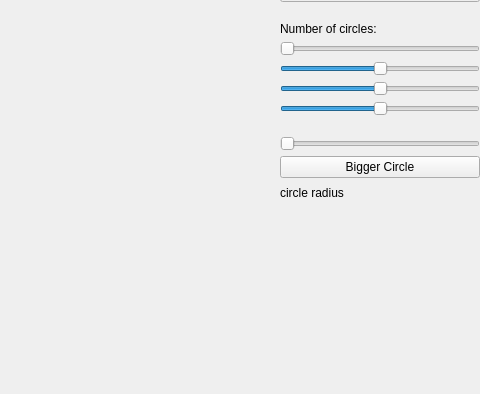
Before: the Qt Designer form bubblewrap/ui/widget.ui in daviddumas/bubble-wrap, drawn with Qt 5; both pictures show x 220 to 700 and y 106 to 500 of the 700 by 500 pixel window.
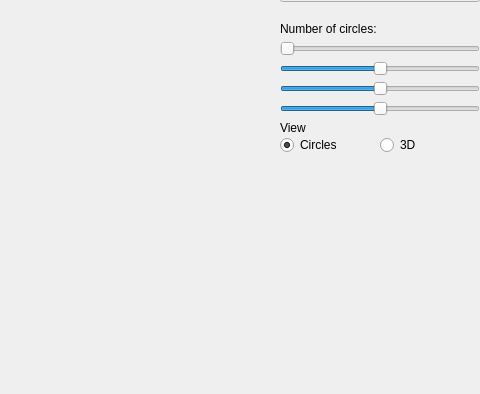
After: the same form once the commit is applied.

Commit message: Enhanced controls to manipulate circle packings.

```diff
--- a/bubblewrap/ui/widget.ui
+++ b/bubblewrap/ui/widget.ui
@@ -355,41 +355,6 @@
          </property>
         </widget>
        </item>
-       <item>
-        <spacer name="verticalSpacer_8">
-         <property name="orientation">
-          <enum>Qt::Vertical</enum>
-         </property>
-         <property name="sizeType">
-          <enum>QSizePolicy::Fixed</enum>
-         </property>
-         <property name="sizeHint" stdset="0">
-          <size>
-           <width>20</width>
-           <height>20</height>
-          </size>
-         </property>
-        </spacer>
-       </item>
-       <item>
-        <widget class="QSlider" name="bigger_cir_slider">
-         <property name="minimum">
-          <number>100</number>
-         </property>
-         <property name="maximum">
-          <number>25000</number>
-         </property>
-         <property name="singleStep">
-          <number>10</number>
-         </property>
-         <property name="value">
-          <number>100</number>
-         </property>
-         <property name="orientation">
-          <enum>Qt::Horizontal</enum>
-         </property>
-        </widget>
-       </item>
        <item>
         <spacer name="verticalSpacer_10">
          <property name="orientation">
@@ -407,58 +372,35 @@
         </spacer>
        </item>
        <item>
-        <widget class="QPushButton" name="bigger_cir">
-         <property name="sizePolicy">
-          <sizepolicy hsizetype="Expanding" vsizetype="Fixed">
-           <horstretch>0</horstretch>
-           <verstretch>0</verstretch>
-          </sizepolicy>
-         </property>
-         <property name="minimumSize">
-          <size>
-           <width>200</width>
-           <height>0</height>
-          </size>
-         </property>
-         <property name="maximumSize">
-          <size>
-           <width>200</width>
-           <height>16777215</height>
-          </size>
-         </property>
-         <property name="layoutDirection">
-          <enum>Qt::LeftToRight</enum>
-         </property>
+        <widget class="QLabel" name="label">
          <property name="text">
-          <string>Bigger Circle</string>
+          <string>View</string>
          </property>
-         <property name="flat">
-          <bool>false</bool>
-         </property>
         </widget>
        </item>
        <item>
-        <spacer name="verticalSpacer_9">
-         <property name="orientation">
-          <enum>Qt::Vertical</enum>
+        <layout class="QHBoxLayout" name="horizontalLayout_3">
+         <property name="spacing">
+          <number>0</number>
          </property>
-         <property name="sizeType">
-          <enum>QSizePolicy::Fixed</enum>
-         </property>
-         <property name="sizeHint" stdset="0">
-          <size>
-           <width>20</width>
-           <height>8</height>
-          </size>
-         </property>
-        </spacer>
-       </item>
-       <item>
-        <widget class="QLabel" name="circle_rad">
-         <property name="text">
-          <string>circle radius</string>
-         </property>
-        </widget>
+         <item>
+          <widget class="QRadioButton" name="view_circles">
+           <property name="text">
+            <string>Circles</string>
+           </property>
+           <property name="checked">
+            <bool>true</bool>
+           </property>
+          </widget>
+         </item>
+         <item>
+          <widget class="QRadioButton" name="view_3d">
+           <property name="text">
+            <string>3D</string>
+           </property>
+          </widget>
+         </item>
+        </layout>
        </item>
        <item>
         <spacer name="verticalSpacer">
```
The commit also changes 4 other files.
